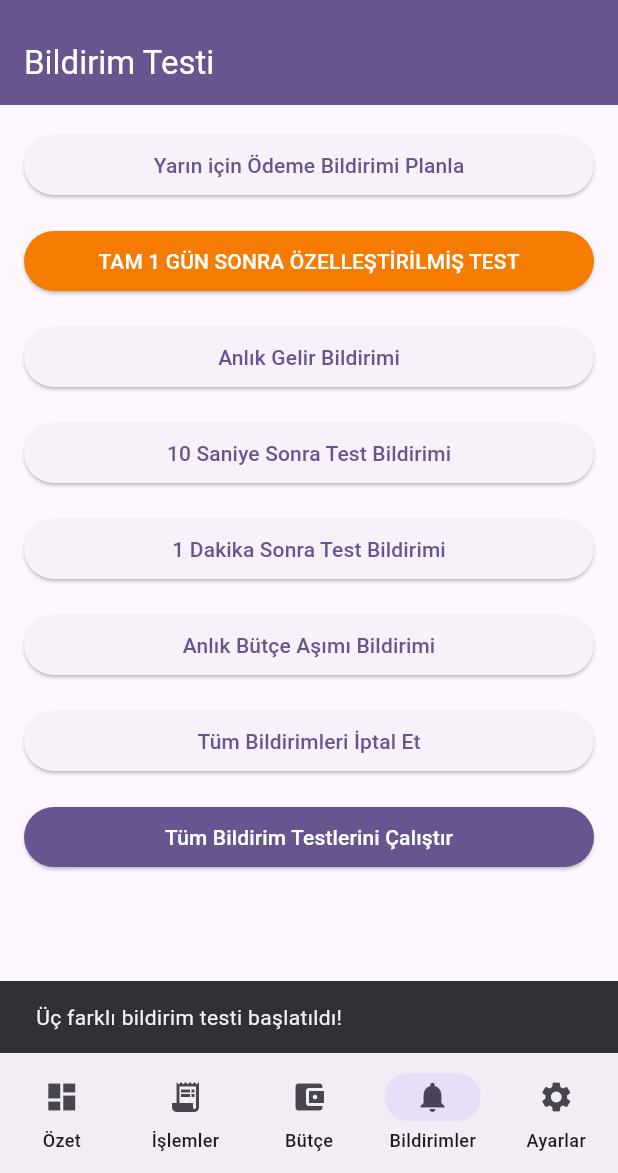
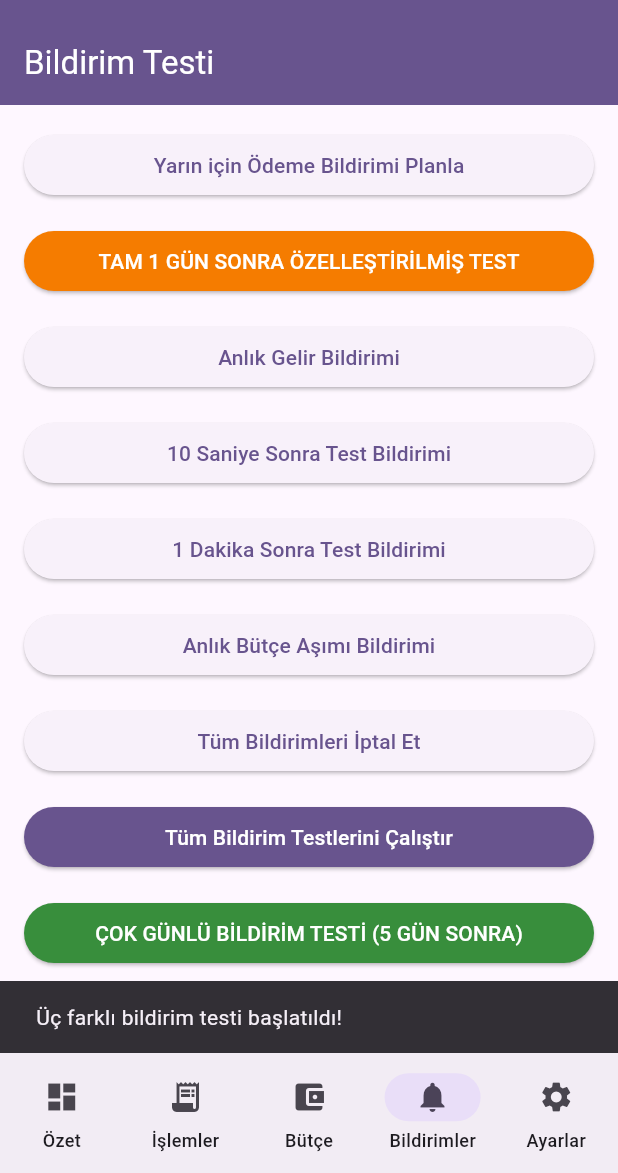
Before and after one commit to semihcamlibel/finance_app, a Flutter app: the screen it shows after launch, item 4 of the bottom bar chosen, after a tap on "Tüm Bildirim Testlerini Çalıştır", on a phone screen of 412 x 824 dp, the part 63-1236 px from its top. Run offline on Flutter 3.47's test engine with Material 3 defaults, Android fonts, the phone set to English and light mode, and no system bars; our stand-ins replace fl_chart, flutter_local_notifications, local_auth, shared_preferences, sqflite, timezone; accounts and stored records are empty.

Commit message:
Bildirim sistemi önemli düzeltmeleri: Lokal saat problemi çözüldü ve birden fazla gün bildirim desteği eklendi

```diff
--- a/lib/screens/notification_test_page.dart
+++ b/lib/screens/notification_test_page.dart
@@ -200,6 +200,46 @@ class NotificationTestPage extends StatelessWidget {
               },
               child: const Text('Tüm Bildirim Testlerini Çalıştır'),
             ),
+            const SizedBox(height: 16),
+            ElevatedButton(
+              style: ElevatedButton.styleFrom(
+                backgroundColor: Colors.green.shade700,
+                foregroundColor: Colors.white,
+              ),
+              onPressed: () {
+                // 5 gün sonrası için bir ödeme planla
+                final now = DateTime.now();
+                final futureDate = DateTime(
+                  now.year,
+                  now.month,
+                  now.day + 5, // 5 gün sonra
+                  10, // Saat 10:00'da
+                  0,
+                );
+
+                NotificationService.instance.showNotification(
+                  id: 7000,
+                  title: '5 GÜN SONRA ÖDEME',
+                  body:
+                      'Bu bildirim, ayarlarda seçili her gün için gösterilecek şekilde planlandı.',
+                  scheduledDate: futureDate,
+                  type: 'payment',
+                  // useCustomTime: false varsayılanı kullanılıyor,
+                  // böylece ayarlardaki gün sayısına göre bildirimler oluşturulacak
+                );
+
+                ScaffoldMessenger.of(context).showSnackBar(
+                  SnackBar(
+                    content: Text(
+                      '5 gün sonrası (${futureDate.day}.${futureDate.month}) için ödeme bildirimi planlandı.\n'
+                      'Ayarlarda seçtiğiniz gün sayısına göre her gün bildirim alacaksınız.',
+                    ),
+                    duration: const Duration(seconds: 5),
+                  ),
+                );
+              },
+              child: const Text('ÇOK GÜNLÜ BİLDİRİM TESTİ (5 GÜN SONRA)'),
+            ),
           ],
         ),
       ),
--- a/lib/services/notification_service.dart
+++ b/lib/services/notification_service.dart
@@ -3,6 +3,7 @@ import 'package:timezone/timezone.dart' as tz;
 import 'package:timezone/data/latest.dart' as tz;
 import 'package:flutter/material.dart';
 import 'package:shared_preferences/shared_preferences.dart';
+import 'dart:io';
 
 class NotificationService {
   static final NotificationService _instance = NotificationService._();
@@ -11,10 +12,46 @@ class NotificationService {
   final FlutterLocalNotificationsPlugin _notifications =
       FlutterLocalNotificationsPlugin();
 
+  bool _initialized = false;
+
   NotificationService._();
 
   Future<void> initialize() async {
+    if (_initialized) return;
+
+    debugPrint('Bildirim servisi başlatılıyor...');
     tz.initializeTimeZones();
+
+    // Yerel zaman dilimini ayarla
+    final String currentTimeZone = DateTime.now().timeZoneName;
+    debugPrint('Yerel zaman dilimi: $currentTimeZone');
+
+    // Varsayılan saat ve gün önce değerlerini kontrol et ve yoksa kaydet
+    final prefs = await SharedPreferences.getInstance();
+    if (!prefs.containsKey('notificationTimeHour')) {
+      await prefs.setInt('notificationTimeHour', 9); // Varsayılan saat 9:00
+    }
+    if (!prefs.containsKey('notificationTimeMinute')) {
+      await prefs.setInt('notificationTimeMinute', 0);
+    }
+    if (!prefs.containsKey('notificationDaysBefore')) {
+      await prefs.setInt('notificationDaysBefore', 3); // Varsayılan 3 gün önce
+    }
+
+    // Varsayılan bildirim türü ayarlarını kontrol et
+    if (!prefs.containsKey('showPaymentNotifications')) {
+      await prefs.setBool('showPaymentNotifications', true);
+    }
+    if (!prefs.containsKey('showIncomeNotifications')) {
+      await prefs.setBool('showIncomeNotifications', true);
+    }
+    if (!prefs.containsKey('showBudgetNotifications')) {
+      await prefs.setBool('showBudgetNotifications', true);
+    }
+
+    debugPrint(
+        'Bildirim ayarları: Saat ${await _getNotificationTime().then((t) => '${t.hour}:${t.minute}')}, '
+        '${await _getNotificationDaysBefore()} gün önce');
 
     const androidSettings =
         AndroidInitializationSettings('@mipmap/ic_launcher');
@@ -33,22 +70,56 @@ class NotificationService {
       settings,
       onDidReceiveNotificationResponse: (details) {
         // Bildirime tıklandığında yapılacak işlemler
+        debugPrint('Bildirime tıklandı: ${details.payload}');
       },
     );
 
     // Android için bildirim izni kontrolü
+    if (Platform.isAndroid) {
       final platform = _notifications.resolvePlatformSpecificImplementation<
           AndroidFlutterLocalNotificationsPlugin>();
       if (platform != null) {
-      // 18.0.1 sürümünde direkt olarak bildirim izinleri AndroidManifest.xml
-      // üzerinden kontrol ediliyor olabilir, bu nedenle manuel istek kısmını devre dışı bırakıyoruz
+        try {
+          // Mevcut izinleri kontrol et
+          final bool? areNotificationsEnabled =
+              await platform.areNotificationsEnabled();
+          debugPrint('Bildirim izinleri durumu: $areNotificationsEnabled');
+
+          // Eğer bildirimler açık değilse, izin iste
+          if (areNotificationsEnabled == false) {
+            try {
+              // Bazı sürümlerde requestPermission yerine başka bir isim kullanılabilir
+              // Bu yüzden burayı atlıyoruz, AndroidManifest.xml'deki izinler yeterli olmalı
               debugPrint(
-          'Android bildirim izinleri AndroidManifest.xml üzerinden kontrol edilmeli');
+                  'Bildirim izni gerekiyor, ancak otomatik istek yapılamıyor');
+            } catch (e) {
+              debugPrint('Bildirim izni istenirken hata: $e');
             }
           }
 
+          // Tam zamanlı alarm izinlerini kontrol etmeye çalış
+          try {
+            final bool? hasExactAlarmPermission =
+                await platform.canScheduleExactNotifications();
+            debugPrint('Tam zamanlı bildirim izni: $hasExactAlarmPermission');
+          } catch (e) {
+            debugPrint('Tam zamanlı bildirim izni kontrolünde hata: $e');
+          }
+        } catch (e) {
+          debugPrint('Bildirim izinleri kontrolünde hata: $e');
+        }
+      }
+    }
+
+    // Uygulama başladığında, daha önce kaydedilmiş bildirimleri yeniden planla
+    await rescheduleAllNotifications();
+
+    _initialized = true;
+    debugPrint('Bildirim servisi başarıyla başlatıldı');
+  }
+
   NotificationDetails get _notificationDetails {
-    return const NotificationDetails(
+    return NotificationDetails(
       android: AndroidNotificationDetails(
         'finance_app_channel',
         'Finans Bildirimleri',
@@ -59,11 +130,24 @@ class NotificationService {
         enableVibration: true,
         playSound: true,
         channelShowBadge: true,
+        // Bildirim ayarlarını güçlendirme
+        category: AndroidNotificationCategory.alarm,
+        fullScreenIntent: true,
+        ongoing: false,
+        visibility: NotificationVisibility.public,
+        actions: [
+          AndroidNotificationAction(
+            'view_action',
+            'Görüntüle',
+            showsUserInterface: true,
           ),
-      iOS: DarwinNotificationDetails(
+        ],
+      ),
+      iOS: const DarwinNotificationDetails(
         presentAlert: true,
         presentBadge: true,
         presentSound: true,
+        interruptionLevel: InterruptionLevel.timeSensitive,
       ),
     );
   }
@@ -103,6 +187,10 @@ class NotificationService {
     bool useCustomTime = false,
   }) async {
     try {
+      if (!_initialized) {
+        await initialize();
+      }
+
       final shouldShow = await _shouldShowNotification(type);
       if (!shouldShow) {
         debugPrint(
@@ -110,53 +198,128 @@ class NotificationService {
         return;
       }
 
-      DateTime targetDate;
+      final now = DateTime.now();
+      final daysBefore = await _getNotificationDaysBefore();
+      final notificationTime = await _getNotificationTime();
+
+      // Hedef tarihe kaç gün kaldığını hesaplayalım
+      final today = DateTime(now.year, now.month, now.day);
+      final scheduleDay =
+          DateTime(scheduledDate.year, scheduledDate.month, scheduledDate.day);
+      final difference = scheduleDay.difference(today).inDays;
+
+      debugPrint(
+          'Hedef tarih: $scheduleDay, Bugün: $today, Fark: $difference gün, Bildirim: $daysBefore gün önce');
+
+      // Özel zamanlı bildirim mi, yoksa ayarlarda belirlenen zamana göre mi?
       if (useCustomTime) {
         // Test bildirimleri için özel zaman kullan
-        targetDate = scheduledDate;
+        // TZDateTime kullanarak yerel saat dilimine göre hesaplayalım
+        final zonedTime = tz.TZDateTime.from(scheduledDate, tz.local);
+
+        // Geçmiş bir zamana bildirim planlanıyorsa
+        if (zonedTime.isBefore(tz.TZDateTime.now(tz.local))) {
+          debugPrint(
+              'Geçmiş zaman tespit edildi, bildirim 5 saniye sonra gösterilecek');
+          final newTime =
+              tz.TZDateTime.now(tz.local).add(const Duration(seconds: 5));
+          _scheduleExactNotification(id, title, body, newTime, type);
         } else {
-        // Normal bildirimler için ayarlanan zamanı kullan
-        final notificationTime = await _getNotificationTime();
-        final daysBefore = await _getNotificationDaysBefore();
+          _scheduleExactNotification(id, title, body, zonedTime, type);
+        }
+      } else {
+        // Kullanıcının ayarladığı bildirim günleri için işlem yapalım
 
-        // Bugünün tarihini alıp, bildirim zamanını ayarlayalım
-        final today = DateTime.now();
-        // Hedef tarihe kaç gün kaldığını hesaplayalım
-        final difference = scheduledDate.difference(today).inDays;
+        // Eğer bugün (difference günü) bildirim günleri içindeyse
+        if (0 <= difference && difference <= daysBefore) {
+          // Bugün bir bildirim gösterilmeli
+          _scheduleNotificationForToday(
+              id, title, body, notificationTime, type);
+          debugPrint(
+              'Bugün bildirim planlandı (kalan gün: $difference, bildirilecek gün: $daysBefore içinde)');
+        }
 
-        // Eğer bildirim hedef tarihten X gün önce gösterilecekse ve
-        // bugün + daysBefore günü hedef tarihe eşit veya daha küçükse bildirim gösterilmeli
-        if (difference <= daysBefore) {
-          // Bugün bildirim gösterilmeli, zamanı ayarlayalım
-          targetDate = DateTime(
-            today.year,
-            today.month,
-            today.day,
+        // Birden fazla gün bildirim göstermek için, her gün için farklı ID'lerle bildirim planla
+        // daysBefore günden başlayarak geriye doğru say ve her gün için ayrı bildirim oluştur
+        for (int i = daysBefore; i > 0; i--) {
+          // Eğer bugünkü bildirim zaten yukarıda planlandıysa atlayalım
+          if (difference == i) continue;
+
+          // Hedef tarihten i gün öncesi için bir bildirim planla
+          final notificationDay = scheduleDay.subtract(Duration(days: i));
+
+          // Eğer bildirim günü bugünden önceyse, bu günü atlayalım
+          if (notificationDay.isBefore(today)) continue;
+
+          // Her gün için benzersiz ID oluştur (temel ID + gün offseti)
+          final uniqueId = id + (i * 1000);
+
+          // O gün için bildirimi planla
+          final notificationDateTime = DateTime(
+            notificationDay.year,
+            notificationDay.month,
+            notificationDay.day,
             notificationTime.hour,
             notificationTime.minute,
           );
 
-          // Eğer belirlenen saat geçtiyse, bildirim hemen gösterilsin
-          if (targetDate.isBefore(today)) {
-            targetDate = today.add(const Duration(minutes: 1));
+          final zonedTime = tz.TZDateTime.from(notificationDateTime, tz.local);
+
+          // Eğer bu zaman geçmişte kaldıysa, atlayalım
+          if (zonedTime.isBefore(tz.TZDateTime.now(tz.local))) {
+            debugPrint('$i gün öncesi için bildirim zamanı geçmiş, atlanıyor');
+            continue;
           }
-        } else {
-          // Gelecekteki bir tarih için bildirim planla
-          targetDate = DateTime(
-            scheduledDate.year,
-            scheduledDate.month,
-            scheduledDate.day - daysBefore, // X gün önce
+
+          _scheduleExactNotification(uniqueId, title, body, zonedTime, type);
+          debugPrint(
+              '$i gün öncesi için bildirim planlandı: $notificationDay (ID: $uniqueId)');
+        }
+      }
+    } catch (e) {
+      debugPrint('Bildirim planlanırken hata oluştu: $e');
+    }
+  }
+
+  // Bugün için bildirim planlamak için yardımcı metod
+  Future<void> _scheduleNotificationForToday(int id, String title, String body,
+      TimeOfDay notificationTime, String type) async {
+    final now = DateTime.now();
+
+    // Bugün için belirlenen saati ayarla
+    final scheduledTime = DateTime(
+      now.year,
+      now.month,
+      now.day,
       notificationTime.hour,
       notificationTime.minute,
     );
+
+    // Eğer belirlenen saat geçtiyse
+    if (scheduledTime.isBefore(now)) {
+      // O zaman şimdi + 5 saniye için hemen bildirim göster
+      final immediate = now.add(const Duration(seconds: 5));
+      final zonedTime = tz.TZDateTime.from(immediate, tz.local);
+      _scheduleExactNotification(id, title, body, zonedTime, type);
+      debugPrint(
+          'Belirlenen saat geçtiği için bildirim 5 saniye sonra gösterilecek');
+    } else {
+      // Henüz vakit gelmemişse, belirlenen saate göre planla
+      final zonedTime = tz.TZDateTime.from(scheduledTime, tz.local);
+      _scheduleExactNotification(id, title, body, zonedTime, type);
+      debugPrint(
+          'Bugün için bildirim planlandı: ${scheduledTime.hour}:${scheduledTime.minute}');
     }
   }
 
-      final zonedTime = tz.TZDateTime.from(targetDate, tz.local);
+  // Tam bir bildirim planlamak için yardımcı metod
+  Future<void> _scheduleExactNotification(int id, String title, String body,
+      tz.TZDateTime zonedTime, String type) async {
+    try {
+      // Önce planlanan bildirimi iptal et (varsa)
+      await _notifications.cancel(id);
 
-      debugPrint(
-          'Bildirim planlanıyor - Hedef Tarih: $scheduledDate, Bildirim Tarihi: $targetDate');
-
+      // Sonra yeni bildirimi planla
       await _notifications.zonedSchedule(
         id,
         title,
@@ -166,10 +329,115 @@ class NotificationService {
         androidScheduleMode: AndroidScheduleMode.exactAllowWhileIdle,
         uiLocalNotificationDateInterpretation:
             UILocalNotificationDateInterpretation.absoluteTime,
+        payload: 'payment_$id',
       );
-      debugPrint('Bildirim başarıyla planlandı: $zonedTime');
+
+      // Bir de yedek olarak, planlı tarihten biraz önce de anlık bildirim göndereceğiz
+      // Bu, bazı cihazlarda alarmın çalışmaması durumunda yedek önlem
+      final backupId = id + 10000; // Aynı ID çakışmasını önlemek için
+
+      // Planlı bildirimden 1 dakika önce yedek bildirim
+      final backupTime = zonedTime.subtract(const Duration(minutes: 1));
+
+      // Yedek bildirimi de planlama
+      if (backupTime.isAfter(tz.TZDateTime.now(tz.local))) {
+        await _notifications.cancel(backupId);
+        await _notifications.zonedSchedule(
+          backupId,
+          title,
+          body,
+          backupTime,
+          _notificationDetails,
+          androidScheduleMode: AndroidScheduleMode.exactAllowWhileIdle,
+          uiLocalNotificationDateInterpretation:
+              UILocalNotificationDateInterpretation.absoluteTime,
+          payload: 'backup_$id',
+        );
+        debugPrint(
+            'Yedek bildirim başarıyla planlandı: $backupTime (ID: $backupId)');
+      }
+
+      debugPrint('Bildirim başarıyla planlandı: $zonedTime (ID: $id)');
+
+      // Aynı zamanda Shared Preferences'a da planlanan bildirimleri kaydedelim
+      final scheduledDateTime =
+          DateTime.fromMillisecondsSinceEpoch(zonedTime.millisecondsSinceEpoch);
+      _saveScheduledNotification(id, title, body, scheduledDateTime, type);
     } catch (e) {
       debugPrint('Bildirim planlanırken hata oluştu: $e');
+    }
+  }
+
+  // Planlanan bildirimleri kaydetmek için
+  Future<void> _saveScheduledNotification(int id, String title, String body,
+      DateTime scheduledDate, String type) async {
+    try {
+      final prefs = await SharedPreferences.getInstance();
+      final notifications =
+          prefs.getStringList('scheduled_notifications') ?? [];
+
+      // Bildirim bilgilerini JSON benzeri bir formatta saklayalım
+      final notificationData =
+          '$id|$title|$body|${scheduledDate.millisecondsSinceEpoch}|$type';
+
+      // Aynı ID'ye sahip bir bildirim varsa, önce onu kaldıralım
+      notifications.removeWhere((item) => item.startsWith('$id|'));
+
+      // Yeni bildirimi ekleyelim
+      notifications.add(notificationData);
+
+      // Listeyi kaydedelim
+      await prefs.setStringList('scheduled_notifications', notifications);
+      debugPrint('Bildirim yerel olarak kaydedildi: $id');
+    } catch (e) {
+      debugPrint('Bildirim kaydedilirken hata: $e');
+    }
+  }
+
+  // Kaydedilen bildirimleri yeniden planlamak için
+  Future<void> rescheduleAllNotifications() async {
+    try {
+      debugPrint('Tüm bildirimler yeniden planlanıyor...');
+      final prefs = await SharedPreferences.getInstance();
+      final notifications =
+          prefs.getStringList('scheduled_notifications') ?? [];
+
+      if (notifications.isEmpty) {
+        debugPrint('Kaydedilmiş bildirim bulunamadı');
+        return;
+      }
+
+      // Tüm bildirimleri iptal edelim (temiz başlangıç)
+      await _notifications.cancelAll();
+
+      // Her bir bildirimi yeniden planlayalım
+      for (final notificationData in notifications) {
+        final parts = notificationData.split('|');
+        if (parts.length < 5) continue;
+
+        final id = int.tryParse(parts[0]) ?? 0;
+        final title = parts[1];
+        final body = parts[2];
+        final scheduledDate =
+            DateTime.fromMillisecondsSinceEpoch(int.tryParse(parts[3]) ?? 0);
+        final type = parts[4];
+
+        // Sadece gelecekteki bildirimleri yeniden planla
+        if (scheduledDate.isAfter(DateTime.now())) {
+          await showNotification(
+            id: id,
+            title: title,
+            body: body,
+            scheduledDate: scheduledDate,
+            type: type,
+            useCustomTime: true,
+          );
+        }
+      }
+
+      debugPrint('Bildirimler başarıyla yeniden planlandı');
+    } catch (e) {
+      debugPrint('Bildirimler yeniden planlanırken hata: $e');
     }
   }
 
@@ -181,6 +449,11 @@ class NotificationService {
     required Duration delay,
     String type = 'general',
   }) async {
+    try {
+      if (!_initialized) {
+        await initialize();
+      }
+
       final now = DateTime.now();
       await showNotification(
         id: id,
@@ -190,6 +463,9 @@ class NotificationService {
         type: type,
         useCustomTime: true,
       );
+    } catch (e) {
+      debugPrint('Test bildirimi gösterilirken hata: $e');
+    }
   }
 
   Future<void> showInstantNotification({
@@ -199,6 +475,10 @@ class NotificationService {
     String type = 'general',
   }) async {
     try {
+      if (!_initialized) {
+        await initialize();
+      }
+
       final shouldShow = await _shouldShowNotification(type);
       if (!shouldShow) {
         debugPrint(
@@ -211,23 +491,58 @@ class NotificationService {
         title,
         body,
         _notificationDetails,
+        payload: 'instant_$id',
       );
-      debugPrint('Anlık bildirim başarıyla gönderildi');
+      debugPrint('Anlık bildirim başarıyla gönderildi (ID: $id)');
     } catch (e) {
       debugPrint('Anlık bildirim gönderilirken hata oluştu: $e');
     }
   }
 
   Future<void> cancelNotification(int id) async {
+    try {
       await _notifications.cancel(id);
+
+      // Kaydedilen bildirimleri de güncelleyelim
+      final prefs = await SharedPreferences.getInstance();
+      final notifications =
+          prefs.getStringList('scheduled_notifications') ?? [];
+
+      // Aynı ID'ye sahip bildirimi kaldıralım
+      notifications.removeWhere((item) => item.startsWith('$id|'));
+
+      // Güncellenmiş listeyi kaydedelim
+      await prefs.setStringList('scheduled_notifications', notifications);
+
+      debugPrint('Bildirim başarıyla iptal edildi: $id');
+    } catch (e) {
+      debugPrint('Bildirim iptal edilirken hata: $e');
+    }
   }
 
   Future<void> cancelAllNotifications() async {
+    try {
       await _notifications.cancelAll();
+
+      // Kaydedilen bildirimleri de temizleyelim
+      final prefs = await SharedPreferences.getInstance();
+      await prefs.setStringList('scheduled_notifications', []);
+
+      debugPrint('Tüm bildirimler başarıyla iptal edildi');
+    } catch (e) {
+      debugPrint('Tüm bildirimler iptal edilirken hata: $e');
+    }
   }
 
   // Zamanlanmış bildirim testi için
   Future<void> testScheduledNotification() async {
+    try {
+      if (!_initialized) {
+        await initialize();
+      }
+
+      debugPrint('Bildirim testleri başlatılıyor...');
+
       // 1. Hemen gösterilecek bir bildirim
       await showInstantNotification(
         id: 9999,
@@ -235,36 +550,43 @@ class NotificationService {
         body: "Bu bir anlık bildirim testidir. Şimdi gösterilmelidir.",
       );
 
-    // 2. 1 dakika sonra gösterilecek bir bildirim
+      // 2. 30 saniye sonra gösterilecek bir bildirim
+      final halfMinuteLater = DateTime.now().add(const Duration(seconds: 30));
+      await showNotification(
+        id: 9998,
+        title: "30 Saniye Sonra Bildirim",
+        body:
+            "Bu bildirim 30 saniye sonra gösterilmelidir: ${halfMinuteLater.hour}:${halfMinuteLater.minute}:${halfMinuteLater.second}",
+        scheduledDate: halfMinuteLater,
+        useCustomTime: true,
+      );
+
+      // 3. 1 dakika sonra gösterilecek bir bildirim
       final oneMinuteLater = DateTime.now().add(const Duration(minutes: 1));
       await showNotification(
-      id: 9998,
+        id: 9997,
         title: "1 Dakika Sonra Bildirim",
         body:
-          "Bu bildirim 1 dakika sonra gösterilmelidir. Saat: ${oneMinuteLater.hour}:${oneMinuteLater.minute}",
+            "Bu bildirim 1 dakika sonra gösterilmelidir: ${oneMinuteLater.hour}:${oneMinuteLater.minute}:${oneMinuteLater.second}",
         scheduledDate: oneMinuteLater,
         useCustomTime: true,
       );
 
-    // 3. Bugünün belirli bir saatinde gösterilecek bildirim
-    final todayAt = DateTime(
-      DateTime.now().year,
-      DateTime.now().month,
-      DateTime.now().day,
-      DateTime.now().hour,
-      DateTime.now().minute + 2, // Şimdiden 2 dakika sonra
-    );
-
+      // 4. Bugün için (1 gün önce) planlı bildirim testi
+      final tomorrow = DateTime.now().add(const Duration(days: 1));
       await showNotification(
-      id: 9997,
-      title: "Bugün için Planlı Bildirim",
+        id: 9996,
+        title: "Yarın için Planlı Ödeme Bildirimi",
         body:
-          "Bu bildirim belirlenen saatte gösterilmelidir: ${todayAt.hour}:${todayAt.minute}",
-      scheduledDate: todayAt,
-      useCustomTime: true,
+            "Bu bildirim yarın (${tomorrow.day}.${tomorrow.month}.${tomorrow.year}) için planlanmış bir ödeme bildirimini simüle eder. Bugün gösterilmelidir.",
+        scheduledDate: tomorrow,
+        type: 'payment',
       );
 
       debugPrint(
-        "Test bildirimleri oluşturuldu: Anlık, 1 dakika sonra ve Bugün ${todayAt.hour}:${todayAt.minute}");
+          "Test bildirimleri oluşturuldu: Anlık, 30 saniye sonra, 1 dakika sonra ve Yarın bildirimi");
+    } catch (e) {
+      debugPrint('Bildirim testleri çalıştırılırken hata: $e');
     }
   }
+}
```
Lines whose indentation alone changed are shown as unchanged.
